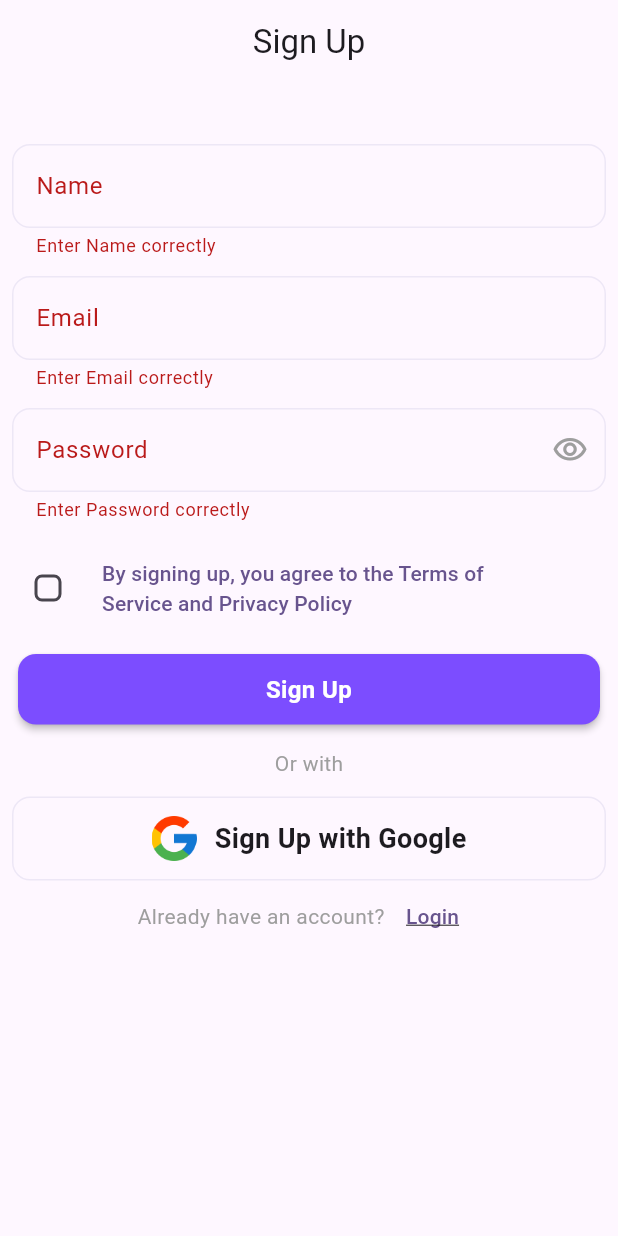
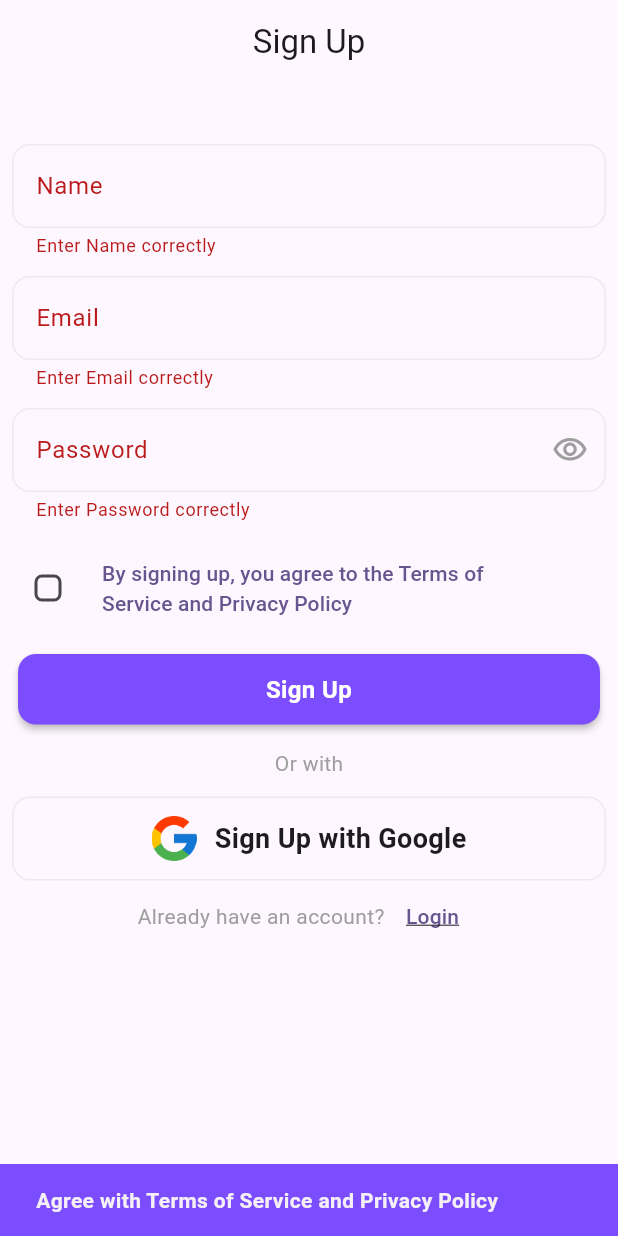
Before and after one commit to Moaz-Javed-Khan/expensee_expense_tracker, a Flutter app: the SignupView screen opened directly, after a tap on "Sign Up", on a phone screen of 412 x 824 dp. Run offline on Flutter 3.47's test engine with Material 2 defaults, Android fonts, the phone set to English and light mode, and no system bars; our stand-ins replace animated_bottom_navigation_bar, fl_chart; missing offline and left inert: pin_lock_screen.

Commit message:
Fixed Validations in auth

```diff
--- a/lib/auth/pin_view.dart
+++ b/lib/auth/pin_view.dart
@@ -10,7 +10,7 @@ class PinView extends StatelessWidget {
     return Scaffold(
       appBar: AppBar(
         title: const Text(
-          "Let's setup your PIN",
+          "Enter your PIN",
           style: TextStyle(
             color: Colors.white,
             fontWeight: FontWeight.bold,
--- a/lib/auth/signup_view.dart
+++ b/lib/auth/signup_view.dart
@@ -200,11 +200,28 @@ class _SignupViewState extends State<SignupView> {
                 CustomButton(
                   color: Colors.deepPurpleAccent,
                   onClick: () {
-                    if (_key.currentState!.validate()) {
-                      Navigator.pushReplacement(
+                    if (!isCheckedTerms) {
+                      ScaffoldMessenger.of(context).showSnackBar(
+                        const SnackBar(
+                          content: Text(
+                            "Agree with Terms of Service and Privacy Policy",
+                            style: TextStyle(
+                              fontWeight: FontWeight.bold,
+                            ),
+                          ),
+                          backgroundColor: Colors.deepPurpleAccent,
+                        ),
+                      );
+                    }
+                    if (_key.currentState!.validate() && isCheckedTerms) {
+                      Navigator.push(
                         context,
                         MaterialPageRoute(
-                          builder: (context) => SignUpVerificationView(),
+                          builder: (context) => SignUpVerificationView(
+                            name: nameController.text,
+                            email: emailController.text,
+                            password: passwordController.text,
+                          ),
                         ),
                       );
                     }
```
Also changed, not shown: lib/auth/signup_verification_view.dart (+60 -10 lines).
